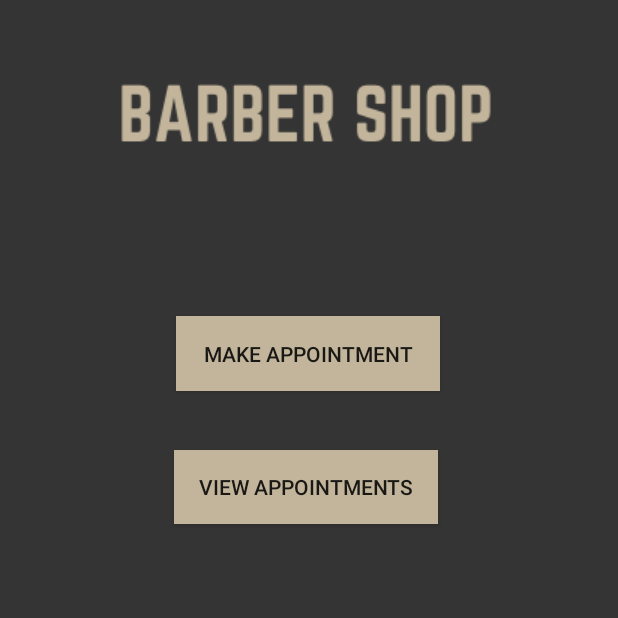
After one commit to hewayman/barbershop_app, an Android app: the LandingPageActivity screen opened directly, with no data from a screen before it, on a phone screen of 412 x 824 dp, the top half of it. The commit adds this screen. Run offline under Robolectric (Android 15) with nearby library versions, the phone set to English and light mode, and no system bars.

Commit message:
adding landing page

```diff
--- a/app/src/main/AndroidManifest.xml
+++ b/app/src/main/AndroidManifest.xml
@@ -13,6 +13,7 @@
         <activity android:name=".CalendarActivity" />
         <activity android:name=".UserRegistration" />
         <activity android:name=".ConfirmationActivity" />
+        <activity android:name=".LandingPageActivity" />
         <activity android:name=".MainActivity">
             <intent-filter>
                 <action android:name="android.intent.action.MAIN" />
--- /dev/null
+++ b/app/src/main/java/com/murach/barbershop/LandingPageActivity.java
@@ -0,0 +1,58 @@
+package com.murach.barbershop;
+
+import android.content.Intent;
+import android.os.Bundle;
+import android.view.View;
+import android.widget.Button;
+import android.widget.EditText;
+import android.widget.TextView;
+import android.widget.Toast;
+
+import androidx.appcompat.app.AppCompatActivity;
+
+public class LandingPageActivity extends AppCompatActivity {
+
+    private Button makeApptBtn;
+    private Button viewApptBtn;
+
+    @Override
+    protected void onCreate(Bundle savedInstanceState) {
+        super.onCreate(savedInstanceState);
+        setContentView(R.layout.landing_page);
+
+        addListenerOnMakeApptBtn();
+        addListenerOnViewApptBtn();
+    }
+
+    public void addListenerOnMakeApptBtn() {
+        makeApptBtn = (Button) findViewById(R.id.makeApptBtn);
+        makeApptBtn.setOnClickListener(new View.OnClickListener() {
+            @Override
+            public void onClick(View view) {
+                openHome();
+            }
+        });
+    }
+
+    public void addListenerOnViewApptBtn() {
+        viewApptBtn = (Button) findViewById(R.id.viewApptBtn);
+        viewApptBtn.setOnClickListener(new View.OnClickListener() {
+            @Override
+            public void onClick(View view) {
+                openAppts();
+            }
+        });
+    }
+
+    // continues to home page
+    public void openHome() {
+        Intent intent = new Intent(this, UserHomeActivity.class);
+        startActivity(intent);
+    }
+
+    // continues to appointments page
+    public void openAppts() {
+//        Intent intent = new Intent(this, UserHomeActivity.class);
+//        startActivity(intent);
+    }
+}
--- a/app/src/main/java/com/murach/barbershop/MainActivity.java
+++ b/app/src/main/java/com/murach/barbershop/MainActivity.java
@@ -68,7 +68,7 @@ public class MainActivity extends AppCompatActivity {
 //                        userFName = myDB.getUserFName(username,password);
 //                        userLName = myDB.getUserLName(username,password);
 
-                        openHome();
+                        openLandingPage();
                     }
                     else{
                         Toast.makeText(MainActivity.this, "Invalid Input", Toast.LENGTH_SHORT).show();
@@ -93,9 +93,9 @@ public class MainActivity extends AppCompatActivity {
         });
     }
 
-    // continues to home page
-    public void openHome() {
-        Intent intent = new Intent(this, UserHomeActivity.class);
+    // continues to landing page
+    public void openLandingPage() {
+        Intent intent = new Intent(this, LandingPageActivity.class);
         startActivity(intent);
     }
 
--- /dev/null
+++ b/app/src/main/res/layout/landing_page.xml
@@ -0,0 +1,42 @@
+<?xml version="1.0" encoding="utf-8"?>
+<androidx.constraintlayout.widget.ConstraintLayout xmlns:android="http://schemas.android.com/apk/res/android"
+    xmlns:app="http://schemas.android.com/apk/res-auto"
+    xmlns:tools="http://schemas.android.com/tools"
+    android:layout_width="match_parent"
+    android:layout_height="match_parent"
+    android:background="#343434">
+
+    <ImageView
+        android:id="@+id/imageView"
+        android:layout_width="wrap_content"
+        android:layout_height="wrap_content"
+        android:layout_marginTop="36dp"
+        app:layout_constraintEnd_toEndOf="parent"
+        app:layout_constraintStart_toStartOf="parent"
+        app:layout_constraintTop_toTopOf="parent"
+        app:srcCompat="@drawable/barbershop_name" />
+
+    <Button
+        android:id="@+id/viewApptBtn"
+        android:layout_width="176dp"
+        android:layout_height="49dp"
+        android:layout_marginStart="116dp"
+        android:layout_marginLeft="116dp"
+        android:layout_marginTop="39dp"
+        android:background="#C2B59B"
+        android:text="@string/view_appts"
+        app:layout_constraintStart_toStartOf="parent"
+        app:layout_constraintTop_toBottomOf="@+id/makeApptBtn" />
+
+    <Button
+        android:id="@+id/makeApptBtn"
+        android:layout_width="176dp"
+        android:layout_height="50dp"
+        android:layout_marginTop="101dp"
+        android:background="#C2B59B"
+        android:text="@string/make_appt"
+        app:layout_constraintEnd_toEndOf="parent"
+        app:layout_constraintHorizontal_bias="0.497"
+        app:layout_constraintStart_toStartOf="parent"
+        app:layout_constraintTop_toBottomOf="@+id/imageView" />
+</androidx.constraintlayout.widget.ConstraintLayout>
--- a/app/src/main/res/values/strings.xml
+++ b/app/src/main/res/values/strings.xml
@@ -26,6 +26,8 @@
     <string name="go_home">Go Home</string>
     <string name="back">Back</string>
     <string name="book_appt">Book Appointment</string>
+    <string name="view_appts">View Appointments</string>
+    <string name="make_appt">Make Appointment</string>
 
     <string-array name="barber_array">
         <item>Paul</item>
```
